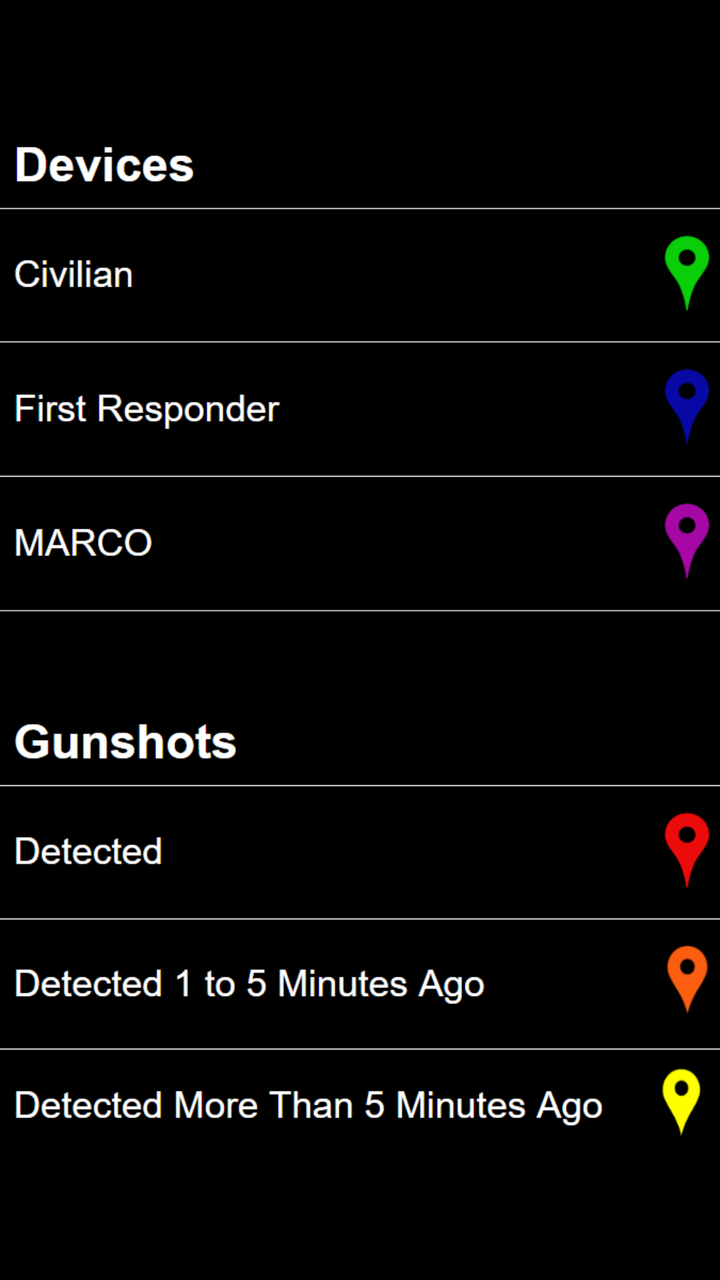
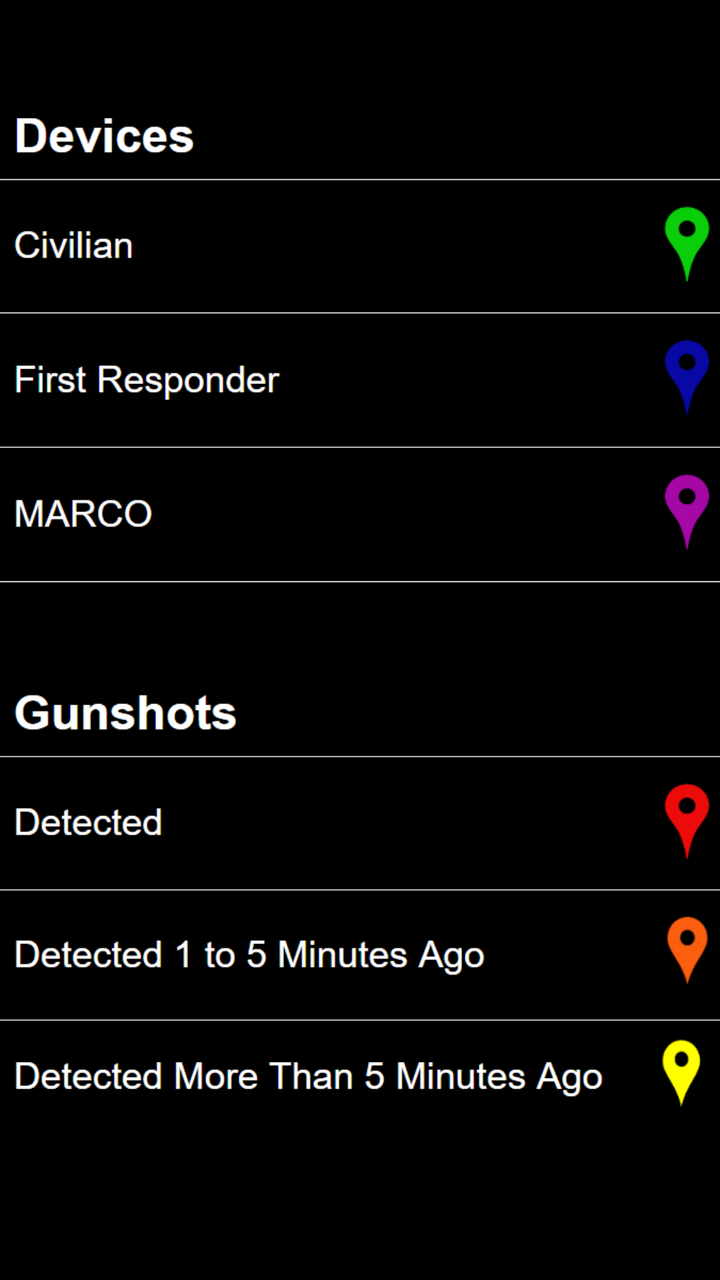

An Android layout rendered at two revisions. The XML below is the earlier revision; the diff shows what the commit changed to produce the second picture.
<!-- AndroidManifest.xml: application theme AppTheme -->
<!-- res/layout/fragment_map_key.xml -->
<?xml version="1.0" encoding="utf-8"?>
<FrameLayout xmlns:android="http://schemas.android.com/apk/res/android"
    xmlns:app="http://schemas.android.com/apk/res-auto"
    xmlns:tools="http://schemas.android.com/tools"
    android:layout_width="match_parent"
    android:layout_height="match_parent"
    tools:context=".MapKeyFragment">

    <ImageView
        android:id="@+id/imageView2"
        android:layout_width="wrap_content"
        android:layout_height="wrap_content"
        android:background="@color/colorPrimary"
        android:src="@drawable/mapkey" />
</FrameLayout>
<!-- resources referenced by this layout -->
<resources>
  <color name="colorPrimary">#000000</color>
  <!-- drawable mapkey: png bitmap (drawable, 33392 bytes) -->
  <style name="AppTheme" parent="Theme.AppCompat.Light.DarkActionBar">
          
          <item name="colorPrimary">@color/colorPrimary</item>
          <item name="colorPrimaryDark">@color/colorPrimaryDark</item>
          <item name="colorAccent">@color/colorAccent</item>
      </style>
  <color name="colorPrimaryDark">#00574B</color>
  <color name="colorAccent">#FFFFFF</color>
</resources>

<!-- the commit's change to res/layout/fragment_map_key.xml (unified diff, before → after) -->
@@ -4,12 +4,13 @@
     xmlns:tools="http://schemas.android.com/tools"
     android:layout_width="match_parent"
     android:layout_height="match_parent"
+    android:background="@color/colorPrimary"
     tools:context=".MapKeyFragment">
 
     <ImageView
         android:id="@+id/imageView2"
         android:layout_width="wrap_content"
-        android:layout_height="wrap_content"
+        android:layout_height="611dp"
         android:background="@color/colorPrimary"
         android:src="@drawable/mapkey" />
 </FrameLayout>
